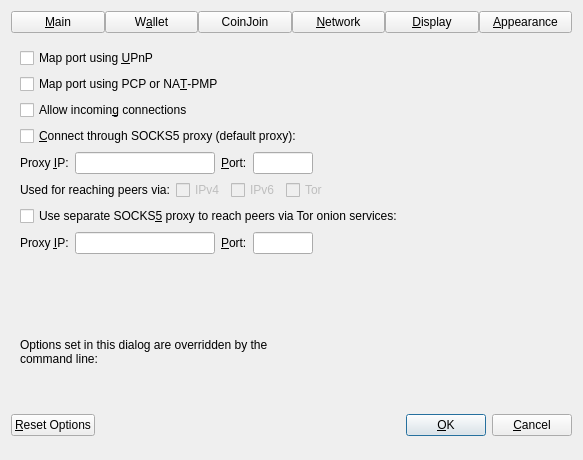
This is src/qt/forms/optionsdialog.ui in dashpay/dash as Qt 5 draws it before an edit. The edited form follows.
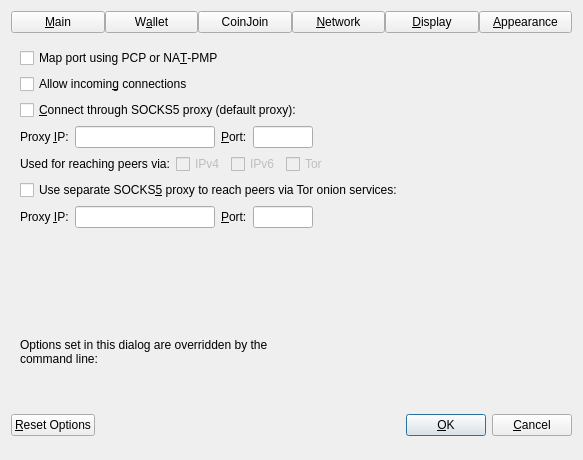
This is the edited form. The open tabs and pages were chosen to show the change. Custom widgets are drawn as their Qt base class.

What changed in the file:
```diff
--- a/src/qt/forms/optionsdialog.ui
+++ b/src/qt/forms/optionsdialog.ui
@@ -715,16 +715,6 @@
      </widget>
      <widget class="QWidget" name="pageNetwork">
       <layout class="QVBoxLayout" name="verticalLayout_Network">
-       <item>
-        <widget class="QCheckBox" name="mapPortUpnp">
-         <property name="toolTip">
-          <string>Automatically open the Dash Core client port on the router. This only works when your router supports UPnP and it is enabled.</string>
-         </property>
-         <property name="text">
-          <string>Map port using &amp;UPnP</string>
-         </property>
-        </widget>
-       </item>
        <item>
         <widget class="QCheckBox" name="mapPortNatpmp">
          <property name="toolTip">
```
